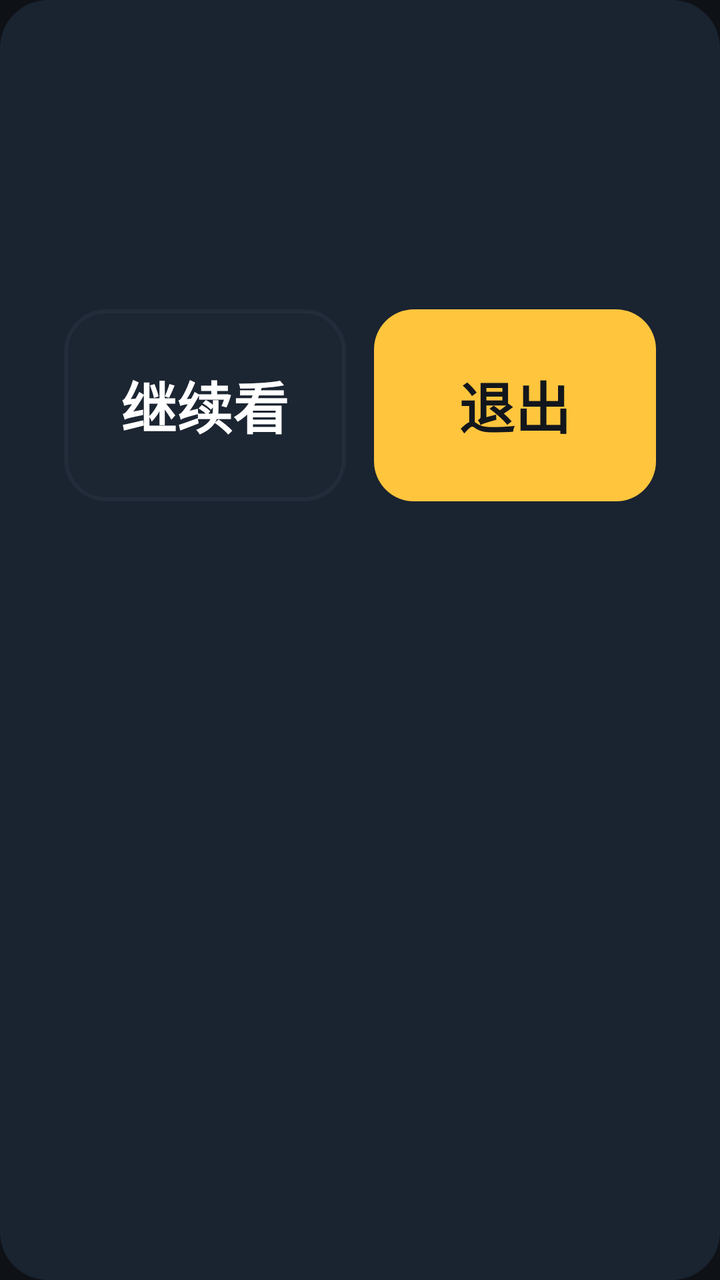
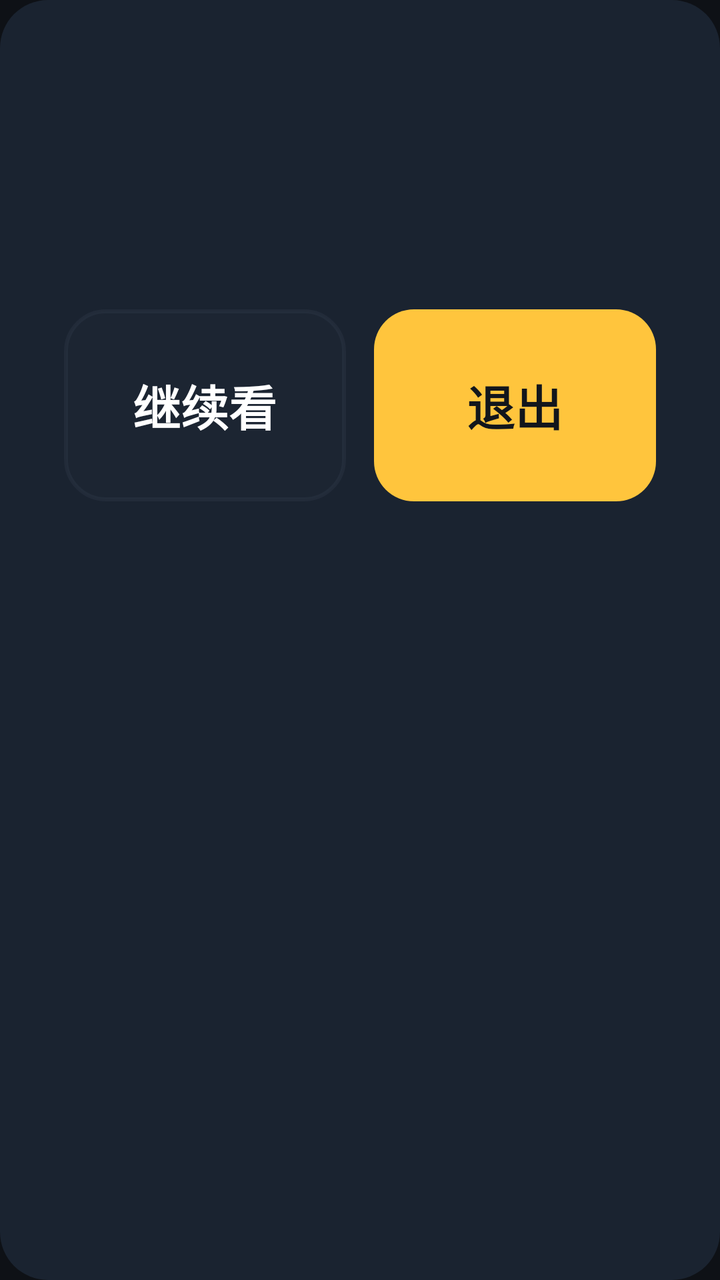

Compare the two renders of this Android layout. The source of the first and the diff that turns it into the second are given below.
<!-- AndroidManifest.xml: application theme Theme.OldPad -->
<!-- res/layout/dialog_confirm.xml -->
<?xml version="1.0" encoding="utf-8"?>
<LinearLayout xmlns:android="http://schemas.android.com/apk/res/android"
    android:layout_width="match_parent"
    android:layout_height="wrap_content"
    android:background="@drawable/bg_card"
    android:orientation="vertical"
    android:padding="32dp">

    <TextView
        android:id="@+id/dialogTitle"
        android:layout_width="match_parent"
        android:layout_height="wrap_content"
        android:textColor="@color/text"
        android:textSize="36sp"
        android:textStyle="bold" />

    <TextView
        android:id="@+id/dialogMessage"
        android:layout_width="match_parent"
        android:layout_height="wrap_content"
        android:layout_marginTop="14dp"
        android:lineSpacingExtra="6dp"
        android:textColor="@color/text_dim"
        android:textSize="24sp" />

    <LinearLayout
        android:layout_width="match_parent"
        android:layout_height="wrap_content"
        android:layout_marginTop="28dp"
        android:orientation="horizontal">

        <TextView
            android:id="@+id/btnCancel"
            style="@style/BigButton.Ghost"
            android:layout_width="0dp"
            android:layout_height="96dp"
            android:layout_weight="1"
            android:text="@string/stay" />

        <TextView
            android:id="@+id/btnConfirm"
            style="@style/BigButton.Accent"
            android:layout_width="0dp"
            android:layout_height="96dp"
            android:layout_marginStart="14dp"
            android:layout_weight="1"
            android:text="@string/exit" />
    </LinearLayout>
</LinearLayout>
<!-- resources referenced by this layout -->
<resources>
  <color name="text">#FFFFFF</color>
  <color name="text_dim">#C3CEDC</color>
  <!-- drawable bg_card (drawable) -->
  <?xml version="1.0" encoding="utf-8"?>
  <shape xmlns:android="http://schemas.android.com/apk/res/android"
      android:shape="rectangle">
      <solid android:color="@color/card" />
      <corners android:radius="24dp" />
  </shape>
  <string name="exit">退出</string>
  <string name="stay">继续看</string>
  <style name="BigButton.Accent">
          <item name="android:background">@drawable/bg_button_accent</item>
          <item name="android:textColor">#12161C</item>
      </style>
  <style name="BigButton.Ghost">
          <item name="android:background">@drawable/bg_button_ghost</item>
      </style>
  <style name="Theme.OldPad" parent="Theme.AppCompat.NoActionBar">
          <item name="colorPrimary">@color/accent</item>
          <item name="colorPrimaryDark">@color/bg</item>
          <item name="colorAccent">@color/accent</item>
          <item name="android:windowBackground">@color/bg</item>
          <item name="android:colorBackground">@color/bg</item>
          <item name="android:statusBarColor">@color/bg</item>
          <item name="android:navigationBarColor">@color/bg</item>
          <item name="android:textColorPrimary">@color/text</item>
          <item name="android:textColorSecondary">@color/text_dim</item>
          <item name="android:windowLightStatusBar">false</item>
          <item name="android:forceDarkAllowed" tools:targetApi="29">false</item>
          <item name="android:windowActionModeOverlay">true</item>
      </style>
  <color name="card">#1A2330</color>
  <!-- drawable bg_button_accent (drawable) -->
  <?xml version="1.0" encoding="utf-8"?>
  <ripple xmlns:android="http://schemas.android.com/apk/res/android"
      android:color="#40000000">
      <item>
          <shape android:shape="rectangle">
              <solid android:color="@color/accent" />
              <corners android:radius="20dp" />
          </shape>
      </item>
  </ripple>
  <!-- drawable bg_button_ghost (drawable) -->
  <?xml version="1.0" encoding="utf-8"?>
  <ripple xmlns:android="http://schemas.android.com/apk/res/android"
      android:color="#33FFFFFF">
      <item>
          <shape android:shape="rectangle">
              <solid android:color="@color/button_ghost" />
              <corners android:radius="20dp" />
              <stroke
                  android:width="2dp"
                  android:color="#33404E62" />
          </shape>
      </item>
  </ripple>
  <color name="accent">#FFC53D</color>
  <color name="bg">#0E1116</color>
  <color name="button_ghost">#1C2532</color>
</resources>

<!-- the commit's change to res/layout/dialog_confirm.xml (unified diff, before → after) -->
@@ -35,7 +35,10 @@
             android:layout_width="0dp"
             android:layout_height="96dp"
             android:layout_weight="1"
-            android:text="@string/stay" />
+            android:paddingStart="8dp"
+            android:paddingEnd="8dp"
+            android:text="@string/stay"
+            android:textSize="24sp" />
 
         <TextView
             android:id="@+id/btnConfirm"
@@ -44,6 +47,9 @@
             android:layout_height="96dp"
             android:layout_marginStart="14dp"
             android:layout_weight="1"
-            android:text="@string/exit" />
+            android:paddingStart="8dp"
+            android:paddingEnd="8dp"
+            android:text="@string/exit"
+            android:textSize="24sp" />
     </LinearLayout>
 </LinearLayout>
